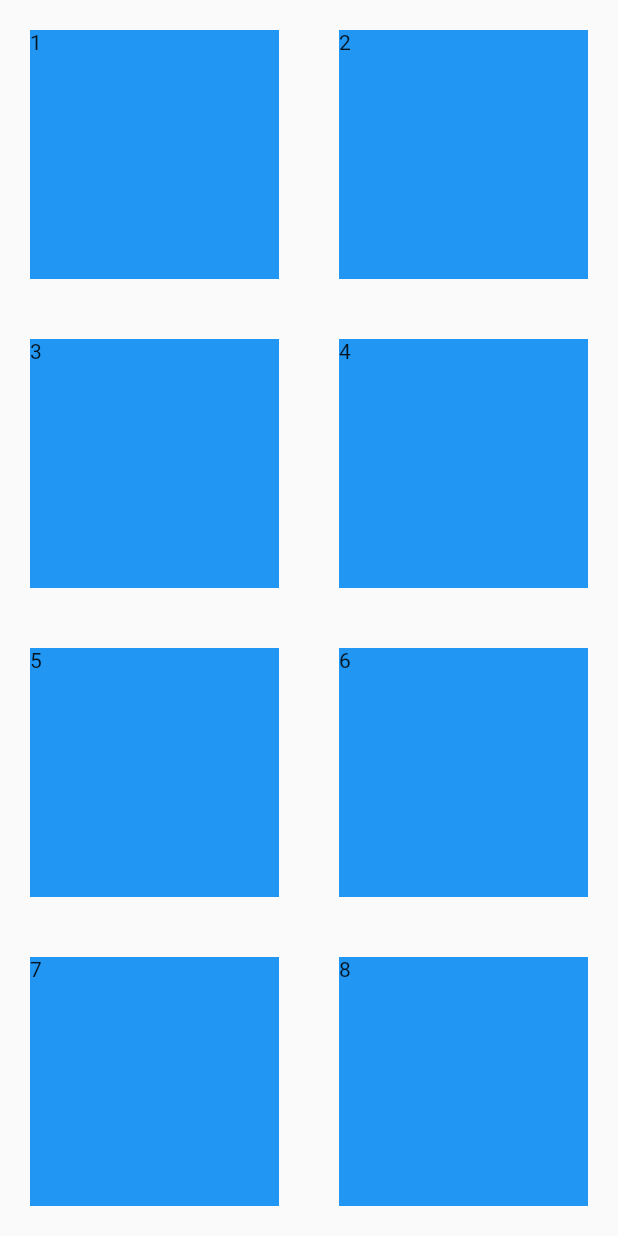
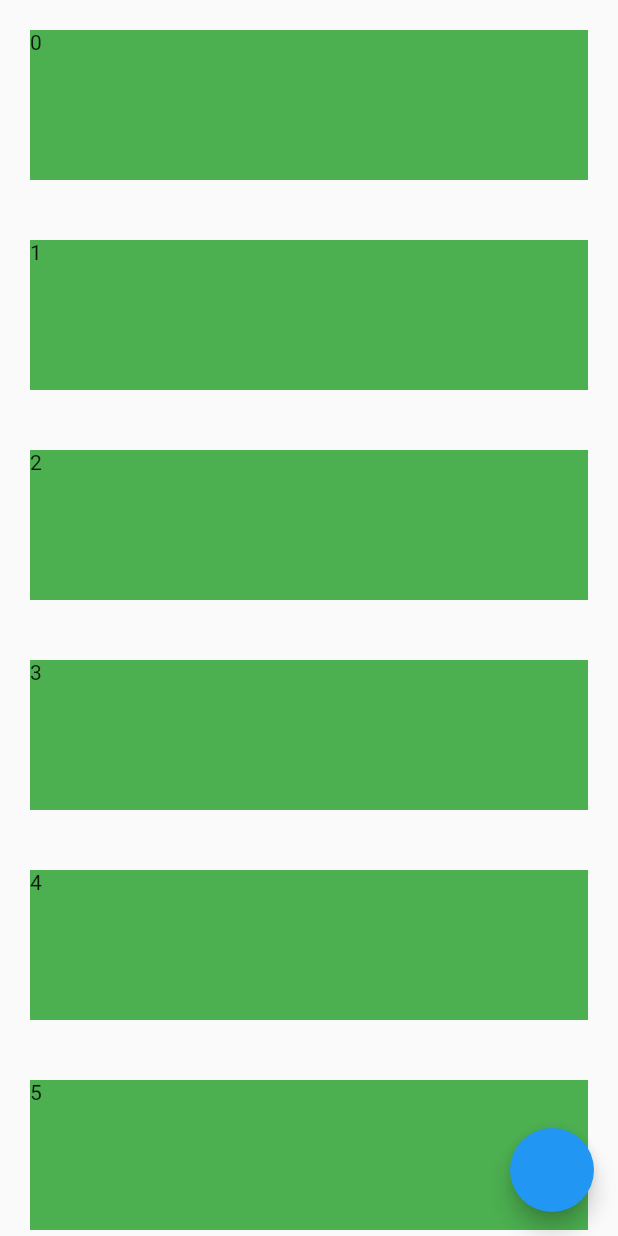
Before and after one commit to Czapelxd/flutter_test_app, a Flutter app: the screen it shows after launch, on a phone screen of 412 x 824 dp. Run offline on Flutter 3.47's test engine with Material 2 defaults, Android fonts, the phone set to English and light mode, and no system bars.

```diff
--- a/lib/main.dart
+++ b/lib/main.dart
@@ -3,29 +3,36 @@ import 'package:flutter/material.dart';
 
 void main() => runApp(MyApp());
 
-class MyApp extends StatelessWidget {
- @override
- Widget build(BuildContext context) {
-   return MaterialApp(
-     home: Scaffold(
-       body: GridView.count(
-         crossAxisCount: 2,
-         children: _cards(),
-       )
-     ),
-   );
- }
+class MyApp extends StatefulWidget {
+  @override
+  _MyAppState createState() => _MyAppState();
+}
 
-  List<Widget> _cards() {
-   return [1,2,3,4,5,6,7,8,9].map((v) => Container(
-       color: Colors.blue,
-       margin: EdgeInsets.all(20),
-       height: 100,
-       child: Text('$v'),
-     )
-   ).toList();
- }
+class _MyAppState extends State<MyApp> {
 
+  ScrollController _controller = ScrollController();
+
+  @override
+  Widget build(BuildContext context) {
+    return MaterialApp(
+      home: Scaffold(
+        floatingActionButton: FloatingActionButton(
+          onPressed: () => _controller.animateTo(1000, curve: Curves.bounceIn, duration: Duration(seconds: 2)),
+        ),
+        body: ListView.builder(
+           controller: _controller,
+          itemBuilder: (context, idx) {
+            return Container(
+              color: Colors.green,
+              margin: EdgeInsets.all(20),
+              height: 100,
+              child: Text('$idx'),
+            );
+          },
+        ),
+      ),
+    );
+  }
 }
 
 // class RowsAndColums extends StatelessWidget {
```
